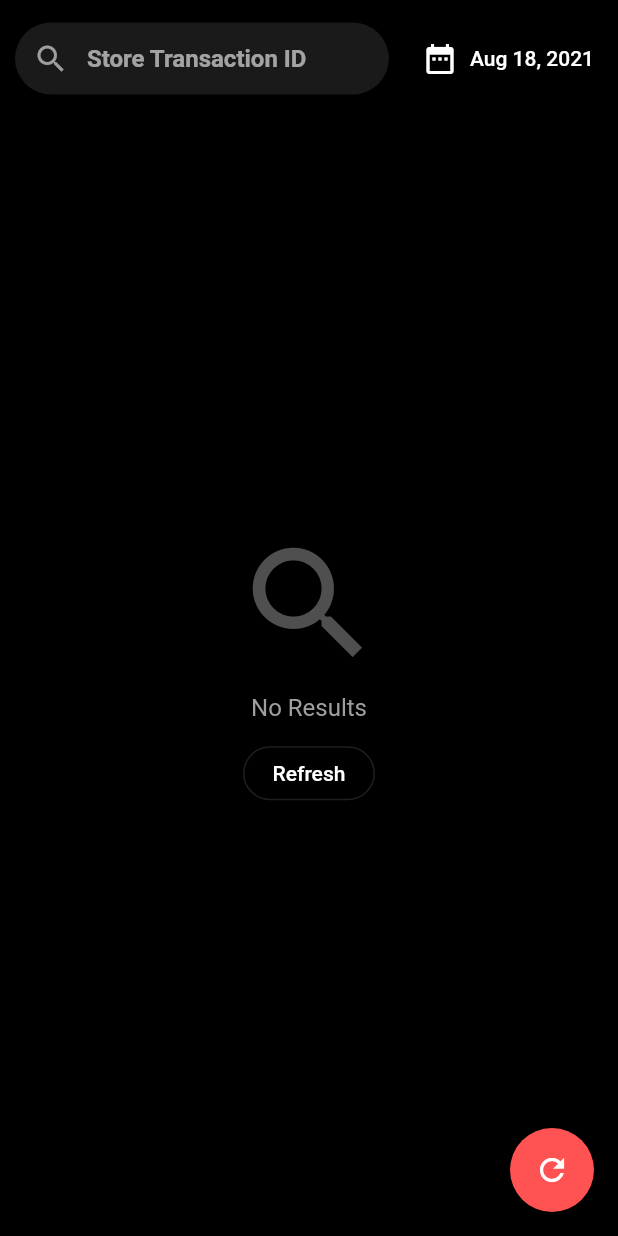
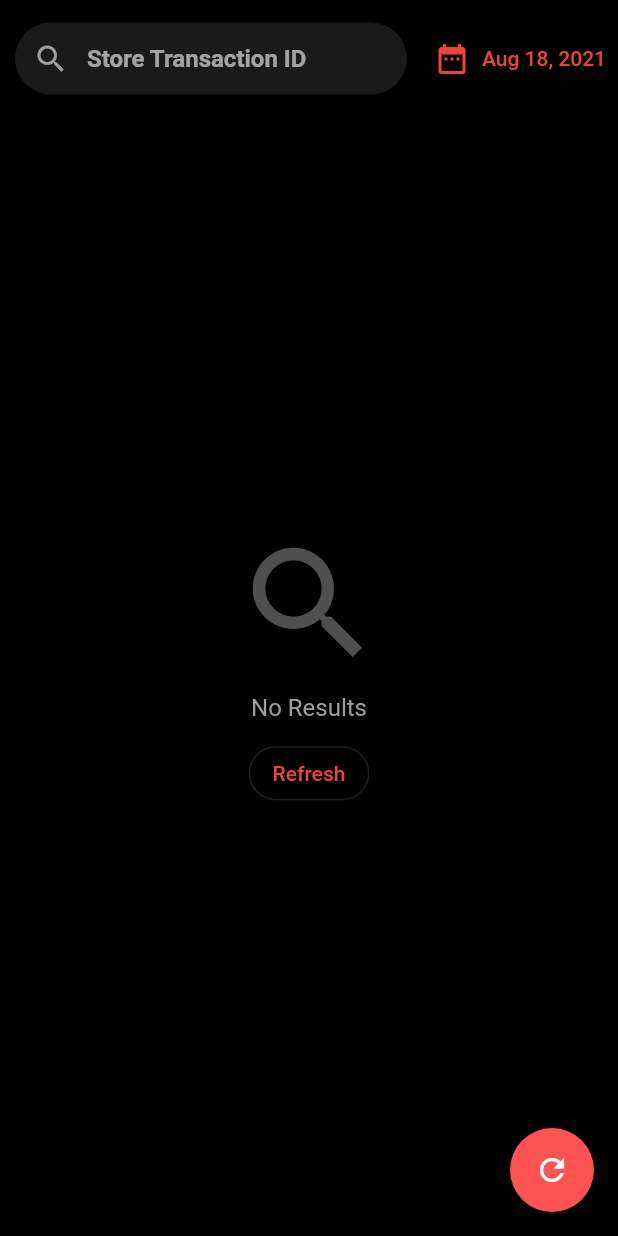
Before and after one commit to oliverbytes/revenuecat-client, a Flutter app: the TransactionsScreen screen opened directly, on a phone screen of 412 x 824 dp. Run offline on Flutter 3.47's test engine with Material 2 defaults, Android fonts, the phone set to English and light mode, and no system bars; our stand-ins replace bubble_tab_indicator, cached_network_image, connectivity, dio, flutter_easyrefresh, flutter_icons and 9 more; missing offline and left inert: either_option; accounts and stored records are empty; generated files the repository leaves out were written again; network calls fail.

Commit message:
Fixed & Updated CORS for Web Updated packages Migrated few deprecated widgets Minor UI changes for Web Fixed & Updated MacOS Podfile

```diff
--- a/lib/core/utils/constants.dart
+++ b/lib/core/utils/constants.dart
@@ -4,7 +4,7 @@ import 'package:flutter/foundation.dart';
 
 const String kApptitle = 'RevenueCat';
 
-const String kCorsAnywhere = 'https://cors-anywhere.herokuapp.com/';
+const String kCorsAnywhere = 'https://cors.bridged.cc/';
 
 const String kBaseAPIUrl = 'https://api.revenuecat.com/v1';
 
--- a/lib/features/general/custom_dialog.widget.dart
+++ b/lib/features/general/custom_dialog.widget.dart
@@ -72,8 +72,10 @@ class CustomDialog extends StatelessWidget {
                   ],
                   if (button != null && pressed != null) ...[
                     const Divider(height: 0),
-                    FlatButton(
-                      color: Colors.transparent,
+                    TextButton(
+                      style: TextButton.styleFrom(
+                        backgroundColor: Colors.transparent,
+                      ),
                       child: Text(
                         button,
                         style: TextStyle(
--- a/lib/features/transactions/screen.controller.dart
+++ b/lib/features/transactions/screen.controller.dart
@@ -19,7 +19,7 @@ class TransactionsScreenController extends BaseController {
   final searchFocusNode = FocusNode();
 
   // PROPERTIES
-  final data = List<Transaction>().obs;
+  final data = <Transaction>[].obs;
   final date = DateTime.now().obs;
   final ready = false.obs;
 
--- a/lib/features/transactions/screen.dart
+++ b/lib/features/transactions/screen.dart
@@ -3,7 +3,6 @@ import 'package:app/core/utils/logger.dart';
 import 'package:app/features/general/empty_placeholder.widget.dart';
 import 'package:app/features/transactions/screen.controller.dart';
 import 'package:app/features/transactions/tile.dart';
-import 'package:flutter/foundation.dart';
 import 'package:flutter/material.dart';
 import 'package:flutter_easyrefresh/easy_refresh.dart';
 import 'package:flutter_staggered_animations/flutter_staggered_animations.dart';
@@ -63,7 +62,7 @@ class TransactionsScreen extends GetView<TransactionsScreenController> {
                 Row(
                   children: [
                     Expanded(child: _searchBox),
-                    FlatButton.icon(
+                    TextButton.icon(
                       icon: const Icon(Icons.date_range),
                       label: Obx(() => Text(controller.sinceDate)),
                       onPressed: () => controller.selectDate(context),
@@ -91,11 +90,14 @@ class TransactionsScreen extends GetView<TransactionsScreenController> {
                     child: EmptyPlaceholder(
                       iconData: Icons.search,
                       message: 'No Results',
-                      child: OutlineButton(
+                      child: OutlinedButton(
                         child: const Text('Refresh'),
+                        onPressed: controller.fetch,
+                        style: OutlinedButton.styleFrom(
                           shape: RoundedRectangleBorder(
-                            borderRadius: BorderRadius.circular(20)),
-                        onPressed: controller.fetch,
+                            borderRadius: BorderRadius.circular(20),
+                          ),
+                        ),
                       ),
                     ),
                   ),
@@ -115,11 +117,14 @@ class TransactionsScreen extends GetView<TransactionsScreenController> {
           child: EmptyPlaceholder(
             iconData: Icons.error_outline,
             message: controller.message(),
-            child: OutlineButton(
+            child: OutlinedButton(
               child: const Text('Refresh'),
+              onPressed: controller.fetch,
+              style: OutlinedButton.styleFrom(
                 shape: RoundedRectangleBorder(
-                  borderRadius: BorderRadius.circular(20)),
-              onPressed: controller.fetch,
+                  borderRadius: BorderRadius.circular(20),
+                ),
+              ),
             ),
           ),
           replacement: Scaffold(
@@ -130,9 +135,7 @@ class TransactionsScreen extends GetView<TransactionsScreenController> {
             body: _content,
           ),
         ),
-        child: kIsWeb
-            ? Opacity(opacity: 0.5, child: _content)
-            : SizedBox(
+        child: SizedBox(
           height: Get.mediaQuery.size.height,
           width: Get.mediaQuery.size.height,
           child: Shimmer.fromColors(
```
Also changed, not shown: lib/features/apps/screen.dart (+14 -11 lines), lib/features/login/screen.dart (+4 -5 lines), lib/features/overview/screen.dart (+7 -7 lines), lib/features/overview_day/screen.dart (+8 -7 lines), pubspec.yaml (+24 -24 lines), pubspec.lock, 3 other files. Lines whose indentation alone changed are shown as unchanged.
